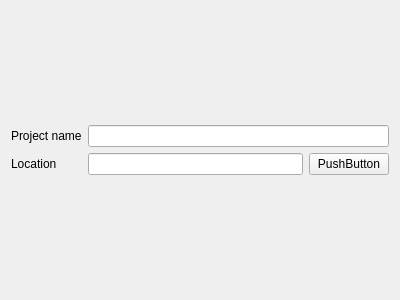
This is ui/NewProjectWizardPage1.ui in ruimaciel/femp as Qt 5 draws it before an edit. The edited form follows.
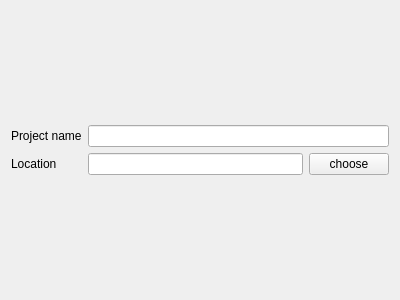
This is the edited form.

What changed in the file:
```diff
--- a/ui/NewProjectWizardPage1.ui
+++ b/ui/NewProjectWizardPage1.ui
@@ -50,7 +50,7 @@
        <item>
         <widget class="QPushButton" name="pushButtonFileDialog">
          <property name="text">
-          <string>PushButton</string>
+          <string>choose</string>
          </property>
         </widget>
        </item>
```
